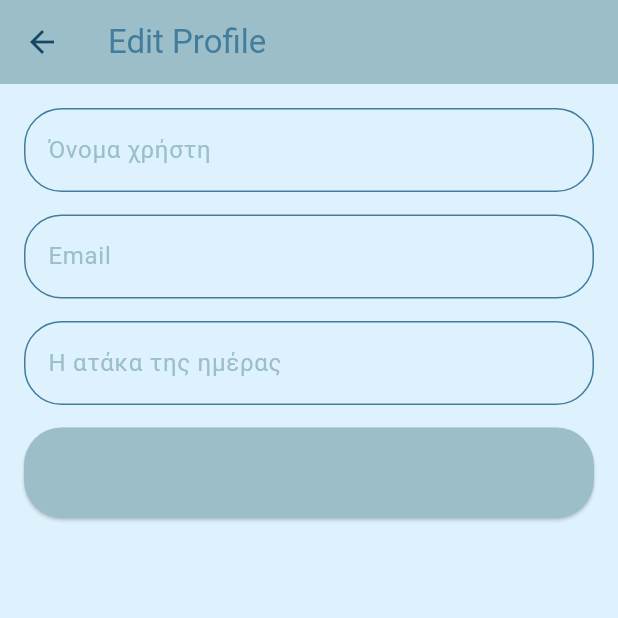
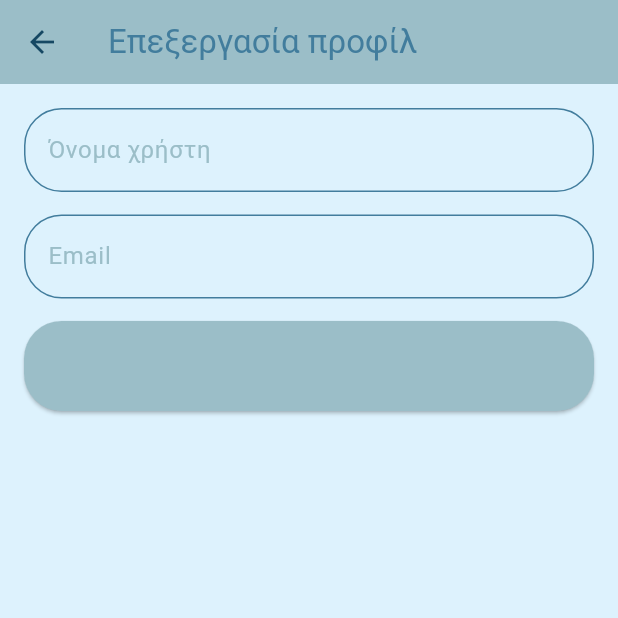
Before and after one commit to harSofja/chat-app, a Flutter app: the ProfileScreen screen opened directly, after a tap on "Επεξεργασία προφίλ", on a phone screen of 412 x 824 dp, the top half of it. Run offline on Flutter 3.47's test engine with Material 3 defaults, Android fonts, the phone set to English and light mode, and no system bars; our stand-ins replace cloud_firestore, firebase_auth, firebase_core, firebase_storage, image_picker, lottie and 1 more; accounts and stored records are empty; network calls fail.

Commit message:
re-organizing files

```diff
--- a/lib/chat_app.dart
+++ b/lib/chat_app.dart
@@ -1,5 +1,5 @@
-import 'package:chat_app/widgets/screens/chat_list_screen.dart';
-import 'package:chat_app/widgets/screens/login_screen.dart';
+import 'package:chat_app/screens/chat_list_screen.dart';
+import 'package:chat_app/screens/login_screen.dart';
 import 'package:firebase_auth/firebase_auth.dart';
 import 'package:flutter/material.dart';
 
--- a/lib/main.dart
+++ b/lib/main.dart
@@ -1,9 +1,9 @@
 import 'package:chat_app/chat_app.dart';
 import 'package:chat_app/firebase_options.dart';
 import 'package:chat_app/styles/color_scheme.dart';
-import 'package:chat_app/widgets/screens/chat_list_screen.dart';
-import 'package:chat_app/widgets/screens/intro/splash_screen.dart';
-import 'package:chat_app/widgets/screens/login_screen.dart';
+import 'package:chat_app/screens/chat_list_screen.dart';
+import 'package:chat_app/screens/splash_screen.dart';
+import 'package:chat_app/screens/login_screen.dart';
 import 'package:firebase_core/firebase_core.dart';
 import 'package:flutter/material.dart';
 import 'package:shared_preferences/shared_preferences.dart';
--- a/lib/widgets/screens/chat_list_screen.dart
+++ b/lib/screens/chat_list_screen.dart
@@ -1,10 +1,10 @@
-import 'package:chat_app/widgets/screens/user_selection_screen.dart';
+import 'package:chat_app/screens/user_selection_screen.dart';
 import 'package:firebase_auth/firebase_auth.dart';
 import 'package:flutter/material.dart';
 import 'package:cloud_firestore/cloud_firestore.dart';
 import 'package:lottie/lottie.dart';
-import 'package:chat_app/widgets/components/chat_drawer.dart';
-import 'package:chat_app/widgets/components/chat_list_item.dart';
+import 'package:chat_app/widgets/chat_drawer.dart';
+import 'package:chat_app/widgets/chat_list_item.dart';
 
 class ChatListScreen extends StatelessWidget {
   const ChatListScreen({super.key});
--- a/lib/widgets/screens/drawer_screens/edit_profile_screen.dart
+++ b/lib/screens/edit_profile_screen.dart
@@ -12,7 +12,6 @@ class EditProfileScreen extends StatefulWidget {
 class _EditProfileScreenState extends State<EditProfileScreen> {
   final TextEditingController _usernameController = TextEditingController();
   final TextEditingController _emailController = TextEditingController();
-  final TextEditingController _bioController = TextEditingController();
 
   @override
   void initState() {
@@ -20,13 +19,19 @@ class _EditProfileScreenState extends State<EditProfileScreen> {
     _loadUserData();
   }
 
-  void _loadUserData() {
+  void _loadUserData() async {
     User? user = FirebaseAuth.instance.currentUser;
     if (user != null) {
+      var userDoc = await FirebaseFirestore.instance
+          .collection('users')
+          .doc(user.uid)
+          .get();
+      var userData = userDoc.data();
+
       // Set the email in the email controller
       _emailController.text = user.email ?? '';
-      // If you have other user data (like username, bio) stored elsewhere,
-      // you can load and set them here as well.
+      // Set username and bio if they exist
+      _usernameController.text = userData?['username'] ?? '';
     }
   }
 
@@ -34,7 +39,7 @@ class _EditProfileScreenState extends State<EditProfileScreen> {
   void dispose() {
     _usernameController.dispose();
     _emailController.dispose();
-    _bioController.dispose();
+
     super.dispose();
   }
 
@@ -46,7 +51,7 @@ class _EditProfileScreenState extends State<EditProfileScreen> {
         backgroundColor: Theme.of(context).colorScheme.surface,
         iconTheme: IconThemeData(color: Theme.of(context).iconTheme.color),
         title: Text(
-          'Edit Profile',
+          'Επεξεργασία προφίλ',
           style: TextStyle(color: Theme.of(context).colorScheme.secondary),
         ),
       ),
@@ -116,27 +121,8 @@ class _EditProfileScreenState extends State<EditProfileScreen> {
                 ),
               ),
             ),
-            const SizedBox(height: 15), // Bio/Status TextField
-            TextField(
-              controller: _bioController,
-              decoration: InputDecoration(
-                labelText: 'Η ατάκα της ημέρας',
-                labelStyle: Theme.of(context).textTheme.bodyLarge,
-                border: OutlineInputBorder(
-                  borderRadius: BorderRadius.circular(25.0),
-                ),
-                enabledBorder: OutlineInputBorder(
-                  borderSide: BorderSide(
-                      color: Theme.of(context).colorScheme.secondary),
-                  borderRadius: BorderRadius.circular(25.0),
-                ),
-                focusedBorder: OutlineInputBorder(
-                  borderSide:
-                      BorderSide(color: Theme.of(context).colorScheme.primary),
-                  borderRadius: BorderRadius.circular(25.0),
-                ),
-              ),
-            ),
+            // Bio/Status TextField
+
             const SizedBox(height: 15),
             // Save Button
             SizedBox(
@@ -149,8 +135,7 @@ class _EditProfileScreenState extends State<EditProfileScreen> {
                     borderRadius: BorderRadius.circular(25.0),
                   ),
                 ),
-                onPressed: () {
-                  () async {
+                onPressed: () async {
                   User? user = FirebaseAuth.instance.currentUser;
                   if (user != null && _usernameController.text.isNotEmpty) {
                     await FirebaseFirestore.instance
@@ -158,20 +143,21 @@ class _EditProfileScreenState extends State<EditProfileScreen> {
                         .doc(user.uid)
                         .set({
                       'username': _usernameController.text,
-                        'bio': _bioController.text,
                     }, SetOptions(merge: true));
 
                     if (context.mounted) {
+                      setState(() {
+                        // This will cause the widget to rebuild with updated values.
+                      });
                       ScaffoldMessenger.of(context).showSnackBar(
                         SnackBar(
                             content: Text(
-                            'Profile updated successfully',
+                          'Το προφίλ σας ενημερώθηκε επιτυχώς',
                           style: Theme.of(context).textTheme.bodyLarge,
                         )),
                       );
                     }
                   }
-                  };
                 },
                 child: Text(
                   'Αποθήκευση αλλαγών',
--- a/lib/widgets/screens/login_screen.dart
+++ b/lib/screens/login_screen.dart
@@ -1,5 +1,5 @@
-import 'package:chat_app/widgets/screens/forgot_password_screen.dart';
-import 'package:chat_app/widgets/screens/sign_up_screen.dart';
+import 'package:chat_app/screens/forgot_password_screen.dart';
+import 'package:chat_app/screens/sign_up_screen.dart';
 import 'package:firebase_auth/firebase_auth.dart';
 import 'package:flutter/material.dart';
 
--- a/lib/widgets/screens/drawer_screens/profile_screen.dart
+++ b/lib/screens/profile_screen.dart
@@ -1,6 +1,6 @@
 import 'dart:io';
 
-import 'package:chat_app/widgets/screens/drawer_screens/edit_profile_screen.dart';
+import 'package:chat_app/screens/edit_profile_screen.dart';
 import 'package:firebase_storage/firebase_storage.dart';
 import 'package:flutter/material.dart';
 import 'package:firebase_auth/firebase_auth.dart';
@@ -115,12 +115,7 @@ class _ProfileScreenState extends State<ProfileScreen> {
                     ),
                     const SizedBox(height: 16),
                     Text(
-                      'Email: ${user?.email ?? 'N/A'}',
-                      style: Theme.of(context).textTheme.bodyLarge,
-                    ),
-                    const SizedBox(height: 8),
-                    Text(
-                      'Username: $username',
+                      username,
                       style: Theme.of(context).textTheme.bodyLarge,
                     ),
                   ],
--- a/lib/widgets/screens/intro/splash_screen.dart
+++ b/lib/screens/splash_screen.dart
@@ -1,4 +1,4 @@
-import 'package:chat_app/widgets/screens/intro/welcome_screen.dart';
+import 'package:chat_app/screens/welcome_screen.dart';
 import 'package:flutter/material.dart';
 import 'dart:async';
 
--- a/lib/widgets/screens/user_selection_screen.dart
+++ b/lib/screens/user_selection_screen.dart
@@ -57,7 +57,7 @@
 //   }
 // }
 
-import 'package:chat_app/widgets/screens/chat_window_screen.dart';
+import 'package:chat_app/screens/chat_window_screen.dart';
 import 'package:cloud_firestore/cloud_firestore.dart';
 import 'package:firebase_auth/firebase_auth.dart';
 import 'package:flutter/material.dart';
--- a/lib/widgets/screens/intro/welcome_screen.dart
+++ b/lib/screens/welcome_screen.dart
@@ -1,4 +1,4 @@
-import 'package:chat_app/widgets/screens/sign_up_screen.dart';
+import 'package:chat_app/screens/sign_up_screen.dart';
 import 'package:flutter/material.dart';
 
 class WelcomeScreen extends StatelessWidget {
--- a/lib/widgets/components/chat_drawer.dart
+++ b/lib/widgets/chat_drawer.dart
@@ -1,4 +1,4 @@
-import 'package:chat_app/widgets/screens/drawer_screens/profile_screen.dart';
+import 'package:chat_app/screens/profile_screen.dart';
 import 'package:firebase_auth/firebase_auth.dart';
 import 'package:flutter/material.dart';
 
--- a/lib/widgets/components/chat_list_item.dart
+++ b/lib/widgets/chat_list_item.dart
@@ -1,4 +1,4 @@
-import 'package:chat_app/widgets/screens/chat_window_screen.dart';
+import 'package:chat_app/screens/chat_window_screen.dart';
 import 'package:cloud_firestore/cloud_firestore.dart';
 import 'package:flutter/material.dart';
 import 'package:intl/intl.dart';
```
Also changed, not shown: lib/screens/chat_window_screen.dart (renamed from lib/widgets/screens/chat_window_screen.dart), lib/screens/forgot_password_screen.dart (renamed from lib/widgets/screens/forgot_password_screen.dart), lib/screens/sign_up_screen.dart (renamed from lib/widgets/screens/sign_up_screen.dart), lib/widgets/components/customs/rounded_checkbox.dart (deleted). Lines whose indentation alone changed are shown as unchanged.
